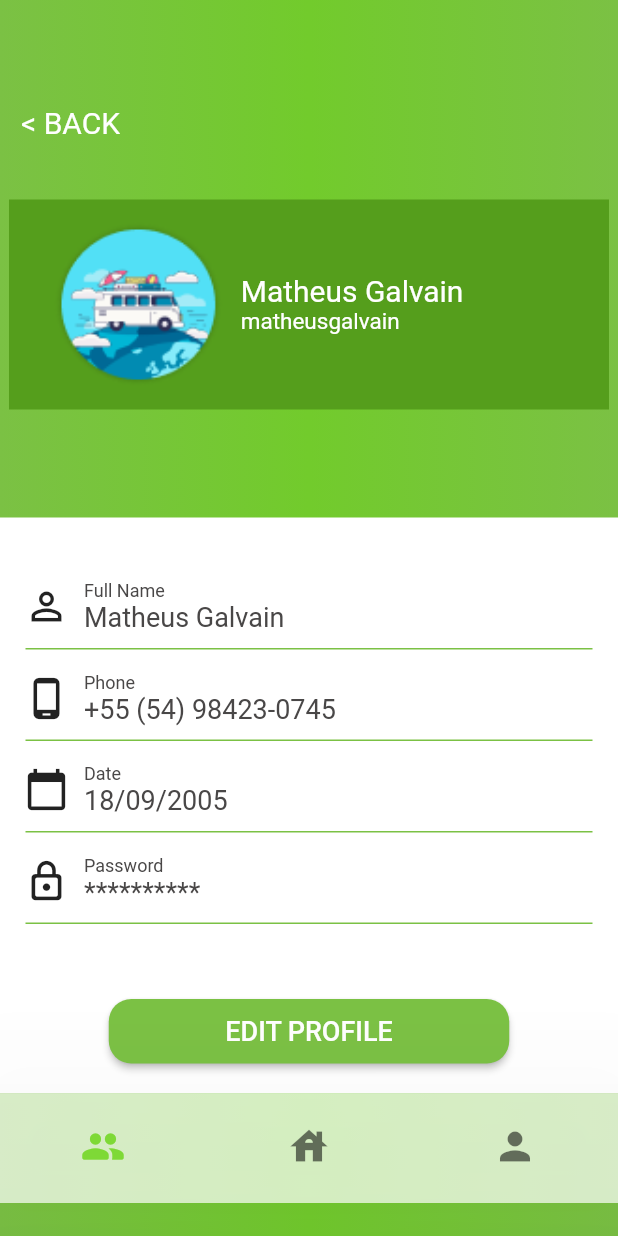
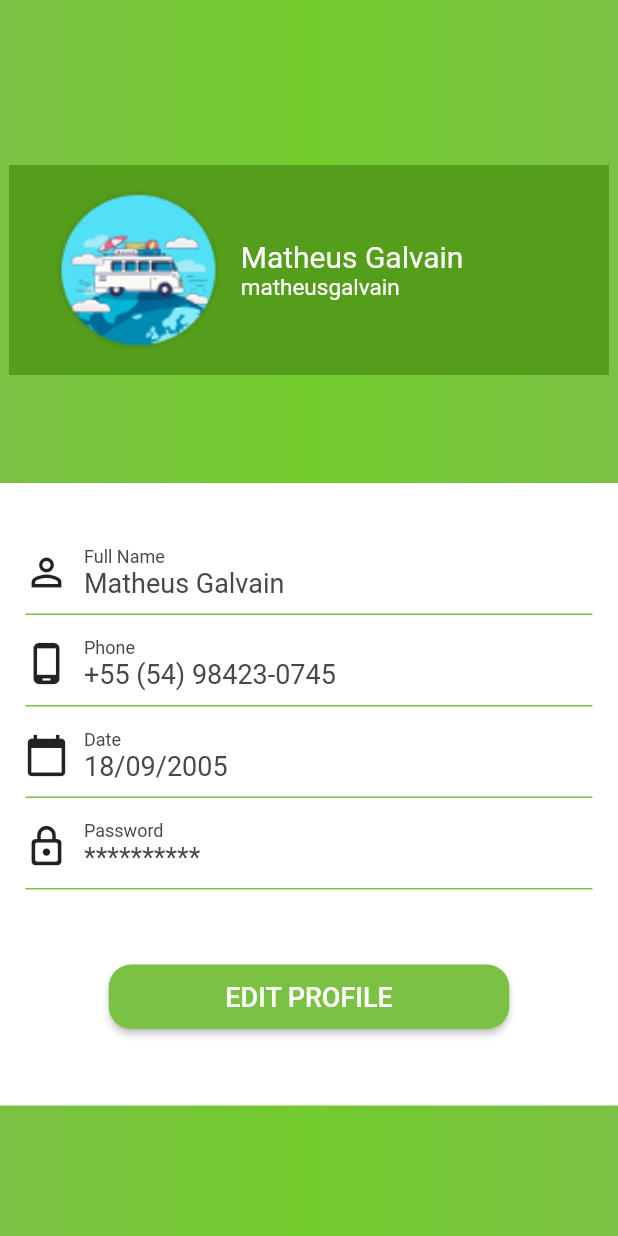
Before and after one commit to LeonardoFCorrea/Bills-Bid, a Flutter app: the ProfilePage screen opened directly, on a phone screen of 412 x 824 dp. Run offline on Flutter 3.47's test engine with Material 2 defaults, Android fonts, the phone set to English and light mode, and no system bars; our stand-ins replace page_transition, persistent_bottom_nav_bar; Roboto replaces fonts that are missing (Arial, Poppins).

Commit message:
[Front-end] ADD Navigation System and finish Profile Page

```diff
--- a/lib/components/DownMenu.dart
+++ /dev/null
@@ -1,89 +0,0 @@
-import 'package:bills_bid/dashboard.dart';
-import 'package:bills_bid/home.dart';
-import 'package:bills_bid/profile.dart';
-import 'package:flutter/material.dart';
-
-class DownMenuComponent extends StatefulWidget {
-  const DownMenuComponent({Key? key}) : super(key: key);
-
-  @override
-  State<DownMenuComponent> createState() => _DownMenuComponentState();
-}
-
-class _DownMenuComponentState extends State<DownMenuComponent> {
-  @override
-  Widget build(BuildContext context) {
-    return Scaffold();
-  }
-}
-
-class DownMenu extends StatefulWidget {
-  const DownMenu({Key? key}) : super(key: key);
-
-  @override
-  State<DownMenu> createState() => _DownMenuState();
-}
-
-class _DownMenuState extends State<DownMenu> {
-  void _onItemTapped(int index) {
-    setState(() {
-      _selectedIndex = index;
-    });
-    switch (index) {
-      case 0:
-        {
-          Navigator.push(
-            context,
-            MaterialPageRoute(builder: (context) => const DashboardPage()),
-          );
-          break;
-        }
-      case 1:
-        Navigator.push(
-          context,
-          MaterialPageRoute(builder: (context) => const DashboardPage()),
-        );
-        break;
-      case 2:
-        Navigator.push(
-          context,
-          MaterialPageRoute(builder: (context) => const ProfilePage()),
-        );
-        break;
-    }
-  }
-
-  int _selectedIndex = 0;
-
-  @override
-  Widget build(BuildContext context) {
-    return Padding(
-      padding: EdgeInsets.only(),
-      child: BottomNavigationBar(
-        items: <BottomNavigationBarItem>[
-          BottomNavigationBarItem(
-            icon: Icon(Icons.people_rounded),
-            label: 'Groups',
-          ),
-          BottomNavigationBarItem(
-            icon: Icon(Icons.house),
-            label: 'Dashboard',
-          ),
-          BottomNavigationBarItem(
-            icon: Icon(Icons.person_sharp),
-            label: 'Profile',
-          ),
-        ],
-        currentIndex: _selectedIndex,
-        onTap: _onItemTapped,
-        selectedItemColor: Color(0xff7ED936),
-        backgroundColor: Colors.white70,
-        showSelectedLabels: false,
-        showUnselectedLabels: false,
-        iconSize: 30,
-        elevation: 100,
-        selectedFontSize: 20,
-      ),
-    );
-  }
-}
--- a/lib/dashboard.dart
+++ b/lib/dashboard.dart
@@ -1,6 +1,7 @@
+import 'package:bills_bid/components/NavigationSystem.dart';
 import 'package:flutter/material.dart';
 import 'package:page_transition/page_transition.dart';
-import 'components/DownMenu.dart';
+import 'package:persistent_bottom_nav_bar/persistent_tab_view.dart';
 
 class DashboardPage extends StatefulWidget {
   const DashboardPage({Key? key}) : super(key: key);
@@ -340,7 +341,6 @@ class _DashboardState extends State<DashboardPage> {
                     ],
                   ),
                 ),
-                DownMenu(),
               ],
             ),
           ),
--- a/lib/profile.dart
+++ b/lib/profile.dart
@@ -1,6 +1,5 @@
+import 'package:bills_bid/components/NavigationSystem.dart';
 import 'package:flutter/material.dart';
-
-import 'components/DownMenu.dart';
 import 'components/line.dart';
 
 class ProfilePage extends StatefulWidget {
@@ -31,32 +30,8 @@ class _ProfileState extends State<ProfilePage> {
           child: Center(
             child: Column(
               children: [
-                Row(
-                  children: [
-                    Padding(
-                      padding: EdgeInsets.only(left: 14, top: 70),
-                      child: InkWell(
-                        child: Padding(
-                          padding: EdgeInsets.only(),
-                          child: Text(
-                            '< BACK',
-                            style: TextStyle(
-                                color: Colors.white,
-                                fontSize: 20,
-                                fontWeight: FontWeight.w400),
-                          ),
-                        ),
-                        onTap: () {
-                          Navigator.pop(
-                            context,
-                          );
-                        },
-                      ),
-                    ),
-                  ],
-                ),
                 SizedBox(
-                  height: 40,
+                  height: 110,
                 ),
                 Container(
                   height: 140,
@@ -104,7 +79,7 @@ class _ProfileState extends State<ProfilePage> {
                 ),
                 Container(
                   padding: EdgeInsets.only(left: 16, right: 16),
-                  height: 384,
+                  height: 415,
                   decoration: BoxDecoration(
                     color: Colors.white,
                   ),
@@ -264,8 +239,7 @@ class _ProfileState extends State<ProfilePage> {
                           Navigator.push(
                             context,
                             MaterialPageRoute(
-                                builder: (context) =>
-                                    const ProfilePage()), //AQUI É PRA MUDAR O REDIRECIONAMENTO - FT WILLIAM
+                                builder: (context) => const ProfilePage()),
                           );
                         },
                         child: const Text(
@@ -280,7 +254,6 @@ class _ProfileState extends State<ProfilePage> {
                     ],
                   ),
                 ),
-                DownMenu(),
               ],
             ),
           ),
--- a/pubspec.yaml
+++ b/pubspec.yaml
@@ -35,6 +35,7 @@ dependencies:
   # The following adds the Cupertino Icons font to your application.
   # Use with the CupertinoIcons class for iOS style icons.
   cupertino_icons: ^1.0.2
+  persistent_bottom_nav_bar: any
 
 
 dev_dependencies:
```
Also changed, not shown: lib/components/NavigationSystem.dart (added, +105 -0 lines), lib/login.dart (+3 -4 lines), pubspec.lock.
